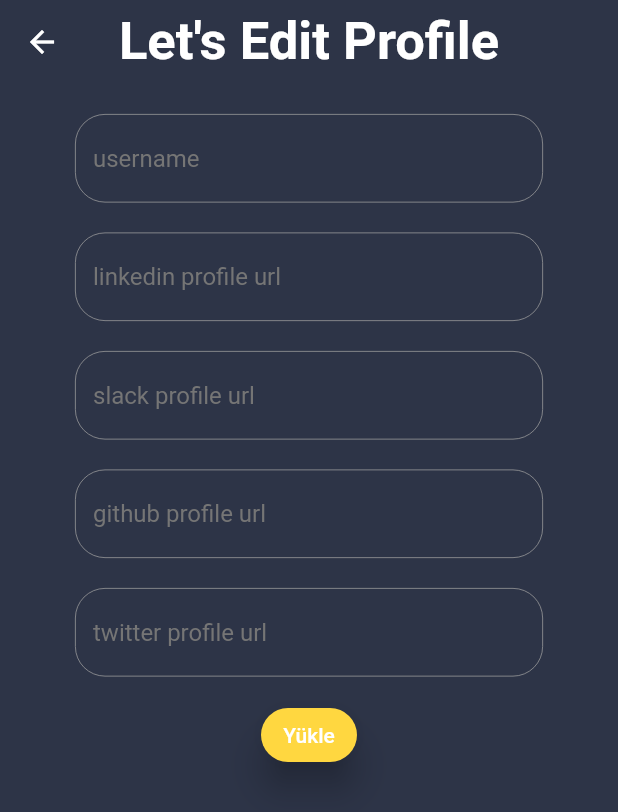
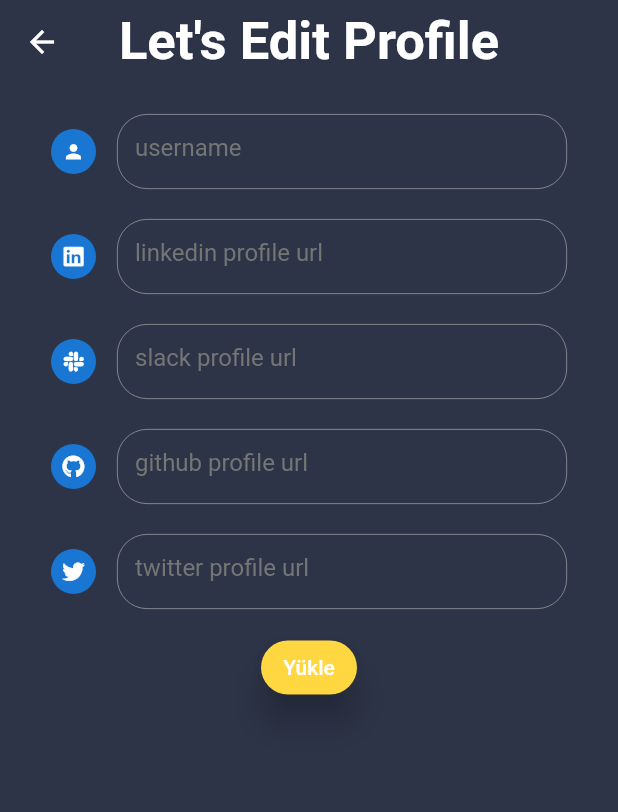
Before and after one commit to algorr/Goals, a Flutter app: the screen it shows once a user with an empty profile is signed in, item 4 of the bottom bar chosen, after a tap on the "settings" icon, on a phone screen of 412 x 824 dp. Shown: the top 812 px of the screen. Run offline on Flutter 3.47's test engine with Material 2 defaults, Android fonts, the phone set to English and light mode, and no system bars; our stand-ins replace bottom_navy_bar, cloud_firestore, firebase_auth, firebase_core, firebase_storage, fluttertoast and 2 more; accounts and stored records are empty; Roboto replaces fonts that are missing (Dongle).

Commit message:
arrangement
social media icons were added

```diff
--- /dev/null
+++ b/lib/locator.dart
@@ -0,0 +1,14 @@
+
+
+import 'package:get_it/get_it.dart';
+import 'package:goals/services/firebase_auth.dart';
+import 'package:goals/services/firebase_storage_service.dart';
+import 'package:goals/services/firestore_db_service.dart';
+
+GetIt locator = GetIt.I;
+
+void setupLocator(){
+  locator.registerLazySingleton(() => AuthService());
+  locator.registerLazySingleton(() => FirestoreDbService());
+  locator.registerLazySingleton(() => FirebaseStorageService());
+}
--- a/lib/main.dart
+++ b/lib/main.dart
@@ -1,11 +1,13 @@
 import 'package:firebase_core/firebase_core.dart';
 import 'package:flutter/material.dart';
 import 'package:flutter/services.dart';
+import 'package:goals/locator.dart';
 import 'package:goals/pages/landing_page.dart';
 import 'package:goals/services/firebase_auth.dart';
 import 'package:provider/provider.dart';
 
 void main() async {
+  setupLocator();
   WidgetsFlutterBinding.ensureInitialized();
   await Firebase.initializeApp();
   runApp(ChangeNotifierProvider(
--- a/lib/pages/profile_edit_page.dart
+++ b/lib/pages/profile_edit_page.dart
@@ -1,5 +1,7 @@
 import 'package:flutter/material.dart';
+import 'package:font_awesome_flutter/font_awesome_flutter.dart';
 import 'package:goals/services/profile_edit_service.dart';
+import 'package:goals/widgets/my_social_button.dart';
 import 'package:goals/widgets/my_text_field.dart';
 
 class ProfileEditPage extends StatefulWidget {
@@ -51,7 +53,14 @@ class _ProfileEditPageState extends State<ProfileEditPage> {
           child: Column(
             children: [
               Padding(
-                padding: const EdgeInsets.only(top: 20, left: 50, right: 50),
+                padding: const EdgeInsets.only(top: 20, right: 20, left: 20),
+                child: Row(
+                  mainAxisAlignment: MainAxisAlignment.spaceEvenly,
+                  children: [
+                    setSocialIcon(Icons.person, (){},15,15),
+                    Container(
+                      height: 50,
+                      width: 300,
                       child: myTextField(
                         textEditingController: usernameController,
                         color: Colors.amberAccent,
@@ -59,38 +68,80 @@ class _ProfileEditPageState extends State<ProfileEditPage> {
                         borderRadius: 20,
                       ),
                     ),
+                  ],
+                ),
+              ),
               Padding(
-                padding: const EdgeInsets.only(top: 20, right: 50, left: 50),
+                padding: const EdgeInsets.only(top: 20, right: 20, left: 20),
+                child: Row(
+                  mainAxisAlignment: MainAxisAlignment.spaceEvenly,
+                  children: [
+                    setSocialIcon(FontAwesomeIcons.linkedin, (){},15,15),
+                  Container(
+                    height: 50,
+                    width: 300,
                     child: myTextField(
                       textEditingController: linkedinUrlController,
                       color: Colors.amberAccent,
                       hintText: "linkedin profile url",
                       borderRadius: 20,
                     ),
+                  )
+                ],),
               ),
               Padding(
-                  padding: const EdgeInsets.only(top: 20, right: 50, left: 50),
+                  padding: const EdgeInsets.only(top: 20, right: 20, left: 20),
+                  child: Row(
+                    mainAxisAlignment: MainAxisAlignment.spaceEvenly,
+                    children: [
+                      setSocialIcon(FontAwesomeIcons.slack, (){},15,15),
+                      Container(
+                        height: 50,
+                        width: 300,
                         child: myTextField(
                           textEditingController: slackUrlController,
                           color: Colors.amberAccent,
                           hintText: "slack profile url",
                           borderRadius: 20,
+                        ),
+                      ),
+                    ],
                   )),
               Padding(
-                  padding: const EdgeInsets.only(top: 20, right: 50, left: 50),
+                  padding: const EdgeInsets.only(top: 20, right: 20, left: 20),
+                  child: Row(
+                    mainAxisAlignment: MainAxisAlignment.spaceEvenly,
+                    children: [
+                      setSocialIcon(FontAwesomeIcons.github, (){},15,15),
+                      Container(
+                        height: 50,
+                        width: 300,
                         child: myTextField(
                           textEditingController: githubController,
                           color: Colors.amberAccent,
                           hintText: "github profile url",
                           borderRadius: 20,
+                        ),
+                      ),
+                    ],
                   )),
               Padding(
-                  padding: const EdgeInsets.only(top: 20, right: 50, left: 50),
+                  padding: const EdgeInsets.only(top: 20, right: 20, left: 20),
+                  child: Row(
+                    mainAxisAlignment: MainAxisAlignment.spaceEvenly,
+                    children: [
+                      setSocialIcon(FontAwesomeIcons.twitter, (){},15,15),
+                      Container(
+                        height: 50,
+                        width: 300,
                         child: myTextField(
                           textEditingController: twitterController,
                           color: Colors.amberAccent,
                           hintText: "twitter profile url",
                           borderRadius: 20,
+                        ),
+                      ),
+                    ],
                   )),
               Padding(
                 padding: const EdgeInsets.all(15.0),
--- a/lib/widgets/my_social_button.dart
+++ b/lib/widgets/my_social_button.dart
@@ -1,8 +1,8 @@
 import 'package:flutter/material.dart';
 
-Widget setSocialIcon(IconData icon, Function onPress) {
+Widget setSocialIcon(IconData icon, Function onPress, double iconSize, double circleRadius) {
   return CircleAvatar(
-    radius: 25,
+    radius: circleRadius,
     child: Material(
       shape: const CircleBorder(),
       clipBehavior: Clip.hardEdge,
@@ -12,7 +12,7 @@ Widget setSocialIcon(IconData icon, Function onPress) {
         child: Center(
           child: Icon(
             icon,
-            size: 32,
+            size: iconSize,
           ),
         ),
       ),
--- a/pubspec.yaml
+++ b/pubspec.yaml
@@ -40,6 +40,7 @@ dependencies:
   font_awesome_flutter: ^9.2.0
   fluttertoast: ^8.0.8
   url_launcher: ^6.0.17
+  get_it: ^7.2.0
 
 
 
```
Also changed, not shown: lib/models/user_model.dart (added, +14 -0 lines), lib/pages/profile_page.dart (+29 -12 lines), lib/services/database_base.dart (added, +11 -0 lines), lib/services/firebase_storage_service.dart (added, +28 -0 lines), lib/services/firestore_db_service.dart (added, +48 -0 lines), lib/services/storage_base.dart (added, +9 -0 lines), lib/widgets/sign_in_button.dart (+3 -7 lines), pubspec.lock. Lines whose indentation alone changed are shown as unchanged.
